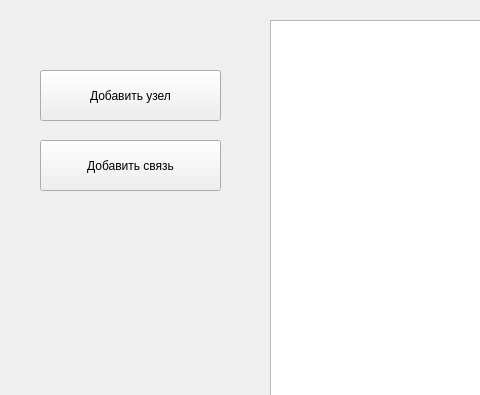
Qt form mainwindow.ui (geroineee/Graph_QT) before a commit; both pictures show x 0 to 480 and y 0 to 395 of the 800 by 600 pixel window.
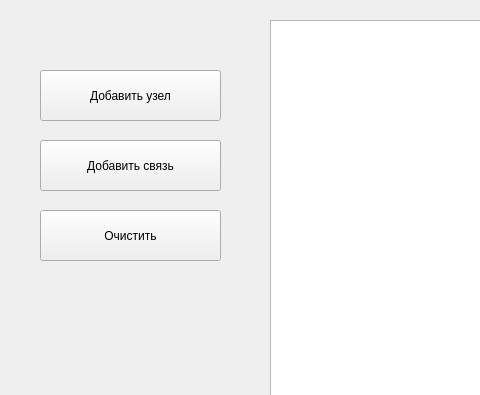
The same form after that commit.

```diff
--- a/mainwindow.ui
+++ b/mainwindow.ui
@@ -50,6 +50,19 @@
      <string>Добавить связь</string>
     </property>
    </widget>
+   <widget class="QPushButton" name="clear_button">
+    <property name="geometry">
+     <rect>
+      <x>40</x>
+      <y>210</y>
+      <width>181</width>
+      <height>51</height>
+     </rect>
+    </property>
+    <property name="text">
+     <string>Очистить</string>
+    </property>
+   </widget>
   </widget>
   <widget class="QMenuBar" name="menubar">
    <property name="geometry">
```
